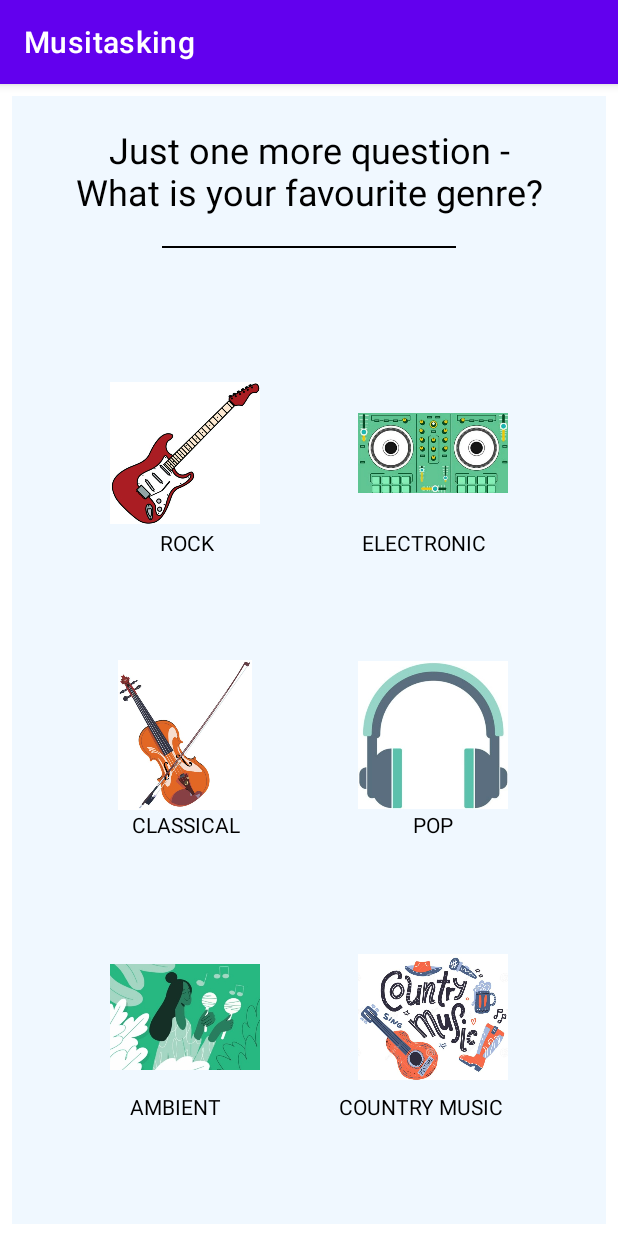
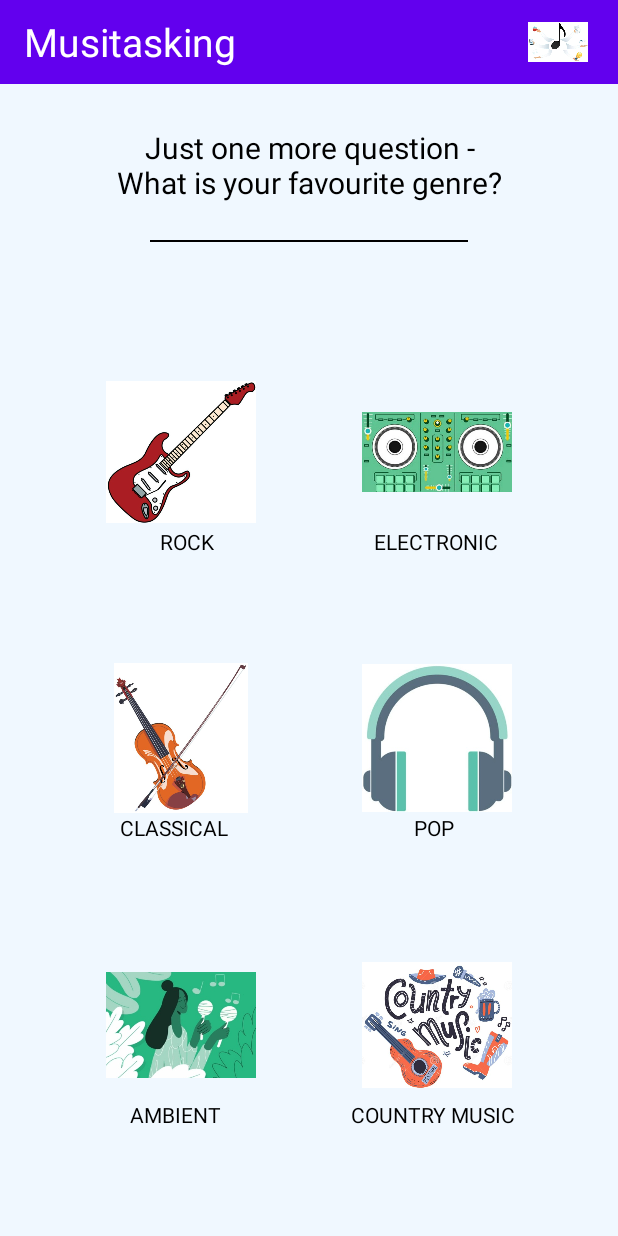
Before and after one commit to sarimh9/My_Application, an Android app: the FavGenreScreen screen opened directly, with no data from a screen before it, on a phone screen of 412 x 824 dp. Run offline under Robolectric (Android 15) with nearby library versions, the phone set to English and light mode, and no system bars.

Commit message:
added app icon

```diff
--- a/app/src/main/res/layout/activity_fav_genre_screen.xml
+++ b/app/src/main/res/layout/activity_fav_genre_screen.xml
@@ -5,19 +5,21 @@
     android:layout_width="match_parent"
     android:layout_height="match_parent"
     android:background="#f0f8ff"
-    android:layout_margin="8dp"
     tools:context=".FavGenreScreen">
+    <include
+        layout="@layout/custom_toolbar"/>
 
     <TextView
         android:id="@+id/whatIsYourFavGenreHeading"
         android:layout_width="match_parent"
         android:layout_height="wrap_content"
+        android:layout_marginTop="60dp"
+        android:fontFamily="sans-serif-thin"
         android:gravity="center"
         android:minHeight="100dp"
-        android:fontFamily="sans-serif-thin"
         android:text="Just one more question -\nWhat is your favourite genre?"
         android:textColor="@color/black"
-        android:textSize="24sp"
+        android:textSize="20sp"
         android:textStyle="bold"
         app:layout_constraintTop_toTopOf="parent" />
 
--- a/app/src/main/res/layout/activity_main.xml
+++ b/app/src/main/res/layout/activity_main.xml
@@ -4,16 +4,18 @@
     xmlns:tools="http://schemas.android.com/tools"
     android:layout_width="match_parent"
     android:layout_height="match_parent"
-    android:layout_margin="8dp"
     android:background="#f0f8ff"
     tools:context=".MainActivity">
+    <include
+        layout="@layout/custom_toolbar"/>
 
     <TextView
         android:id="@+id/sunOrRainHeading"
         android:layout_width="match_parent"
         android:layout_height="wrap_content"
+        android:layout_marginTop="60dp"
+        android:fontFamily="sans-serif-thin"
         android:gravity="center"
-        android:fontFamily="sans-serif-thin"
         android:minHeight="100dp"
         android:text="Do you like Sun \nor Rain?"
         android:textColor="@color/black"
--- a/app/src/main/res/layout/activity_real_main.xml
+++ b/app/src/main/res/layout/activity_real_main.xml
@@ -5,9 +5,11 @@
     android:id="@+id/mainLayoutCL"
     android:layout_width="match_parent"
     android:layout_height="match_parent"
-    android:layout_margin="8dp"
     android:background="#f0f8ff"
     tools:context=".RealMainActivity">
+
+    <include
+        layout="@layout/custom_toolbar"/>
 
     <!--    <TextView-->
     <!--        android:id="@+id/textView3"-->
@@ -28,7 +30,7 @@
         android:id="@+id/eighthNoteIcon"
         android:layout_width="200dp"
         android:layout_height="200dp"
-        android:layout_marginTop="30dp"
+        android:layout_marginTop="100dp"
         android:src="@drawable/action_bar_icon"
         app:layout_constraintEnd_toEndOf="parent"
         app:layout_constraintStart_toStartOf="parent"
--- a/app/src/main/res/layout/activity_screen4.xml
+++ b/app/src/main/res/layout/activity_screen4.xml
@@ -8,14 +8,16 @@
     <androidx.constraintlayout.widget.ConstraintLayout
         android:layout_width="match_parent"
         android:layout_height="wrap_content"
-        android:layout_margin="8dp"
         android:background="#f0f8ff"
         tools:context=".Screen4">
+        <include
+            layout="@layout/custom_toolbar"/>
 
         <TextView
             android:id="@+id/screen4Heading"
             android:layout_width="match_parent"
             android:layout_height="wrap_content"
+            android:layout_marginTop="60dp"
             android:fontFamily="sans-serif-thin"
             android:gravity="center"
             android:minHeight="100dp"
--- /dev/null
+++ b/app/src/main/res/layout/custom_toolbar.xml
@@ -0,0 +1,41 @@
+<?xml version="1.0" encoding="utf-8"?>
+<androidx.appcompat.widget.Toolbar
+    xmlns:android="http://schemas.android.com/apk/res/android"
+    xmlns:app="http://schemas.android.com/apk/res-auto"
+    android:layout_width="match_parent"
+    android:layout_height="?attr/actionBarSize"
+    android:id="@+id/customToolbar"
+    android:theme="@style/ThemeOverlay.AppCompat.Dark"
+    android:elevation="0dp"
+    android:background="@color/purple_500"
+    >
+
+    <androidx.constraintlayout.widget.ConstraintLayout
+        android:layout_width="match_parent"
+        android:layout_height="match_parent"
+        >
+        <TextView
+            android:layout_width="wrap_content"
+            android:layout_height="match_parent"
+            android:text="Musitasking"
+            android:gravity="center"
+            android:textSize="26sp"
+            android:textColor="@color/white"
+            app:layout_constraintStart_toStartOf="parent"
+            app:layout_constraintTop_toTopOf="parent"
+            app:layout_constraintBottom_toBottomOf="parent"
+            />
+
+        <ImageView
+            android:layout_width="40dp"
+            android:layout_height="0dp"
+            android:layout_marginEnd="20dp"
+            android:src="@drawable/action_bar_icon"
+            app:layout_constraintEnd_toEndOf="parent"
+            app:layout_constraintBottom_toBottomOf="parent"
+            app:layout_constraintTop_toTopOf="parent"
+            />
+
+    </androidx.constraintlayout.widget.ConstraintLayout>
+
+</androidx.appcompat.widget.Toolbar>
--- a/app/src/main/res/values/themes.xml
+++ b/app/src/main/res/values/themes.xml
@@ -1,7 +1,8 @@
 <resources xmlns:tools="http://schemas.android.com/tools">
     <!-- Base application theme. -->
-    <style name="Theme.AusaafApp" parent="Theme.MaterialComponents.DayNight.DarkActionBar">
-        <!-- Primary brand color. -->
+<!--    <style name="Theme.AusaafApp" parent="Theme.MaterialComponents.DayNight.DarkActionBar">-->
+    <style name="Theme.AusaafApp" parent="Theme.MaterialComponents.DayNight.NoActionBar">
+    <!-- Primary brand color. -->
         <item name="colorPrimary">@color/purple_500</item>
         <item name="colorPrimaryVariant">@color/purple_700</item>
         <item name="colorOnPrimary">@color/white</item>
```
Also changed, not shown: app/src/main/java/com/example/ausaafapp/RealMainActivity.java (+7 -0 lines), app/src/main/res/layout/activity_screen2.xml (+5 -2 lines).
